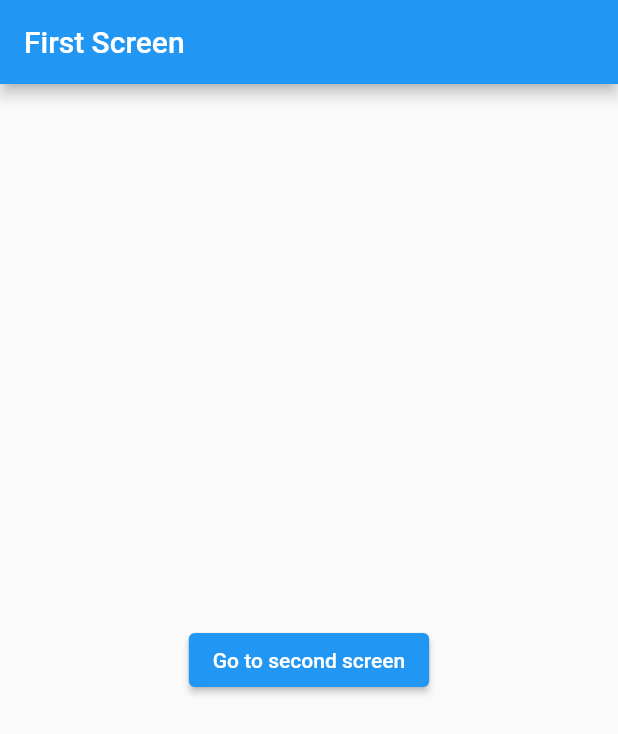
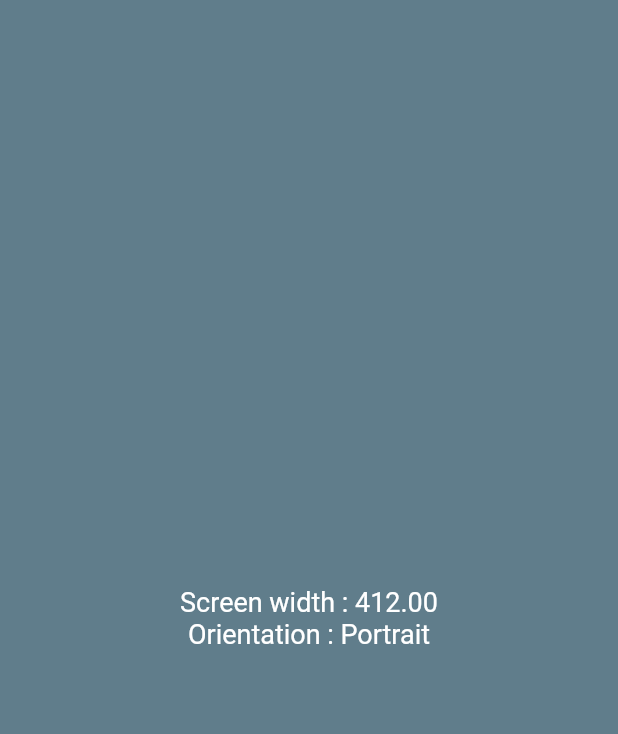
Before and after one commit to agungpens/flutter-3.16-3.19, a Flutter app: the screen it shows after launch, on a phone screen of 412 x 824 dp. Shown: the top 734 px of the screen. Run offline on Flutter 3.47's test engine with Material 2 defaults, Android fonts, the phone set to English and light mode, and no system bars.

Commit message:
mengetahui ukuran layar

```diff
--- a/lib/main.dart
+++ b/lib/main.dart
@@ -14,28 +14,61 @@
       debugShowCheckedModeBanner: false,
       title: 'Flutter Demo',
       theme: ThemeData(),
-      home: MyHomePage(),
+      home: HomePage(),
     );
   }
 }
 
-class MyHomePage extends StatelessWidget {
-  final String message = 'Pesan Dari halaman pertama';
+class HomePage extends StatelessWidget {
   @override
   Widget build(BuildContext context) {
+    Size screenSize = MediaQuery.of(context).size;
+    Orientation orientation = MediaQuery.of(context).orientation;
+
     return Scaffold(
-      appBar: AppBar(
-        title: const Text('First Screen'),
-      ),
-      body: Center(
-        child: ElevatedButton(
-          onPressed: () {
-            Navigator.push(context,
-                MaterialPageRoute(builder: (context) => SecondScreen(message)));
-          },
-          child: const Text('Go to second screen'),
-        ),
+      backgroundColor: Colors.blueGrey,
+      body: Column(
+        mainAxisAlignment: MainAxisAlignment.center,
+        crossAxisAlignment: CrossAxisAlignment.stretch,
+        children: [
+          Text(
+            'Screen width : ${screenSize.width.toStringAsFixed(2)}',
+            style: TextStyle(color: Colors.white, fontSize: 18),
+            textAlign: TextAlign.center,
+          ),
+          Text(
+            'Orientation : ${orientation == Orientation.portrait ? 'Portrait' : 'Landscape'}',
+            style: TextStyle(color: Colors.white, fontSize: 18),
+            textAlign: TextAlign.center,
+          )
+        ],
       ),
     );
   }
 }
+
+
+// Second Page===============
+
+// class MyHomePage extends StatelessWidget {
+//   final String message = 'Pesan Dari halaman pertama';
+
+//   const MyHomePage({super.key});
+//   @override
+//   Widget build(BuildContext context) {
+//     return Scaffold(
+//       appBar: AppBar(
+//         title: const Text('First Screen'),
+//       ),
+//       body: Center(
+//         child: ElevatedButton(
+//           onPressed: () {
+//             Navigator.push(context,
+//                 MaterialPageRoute(builder: (context) => SecondScreen(message)));
+//           },
+//           child: const Text('Go to second screen'),
+//         ),
+//       ),
+//     );
+//   }
+// }
```
